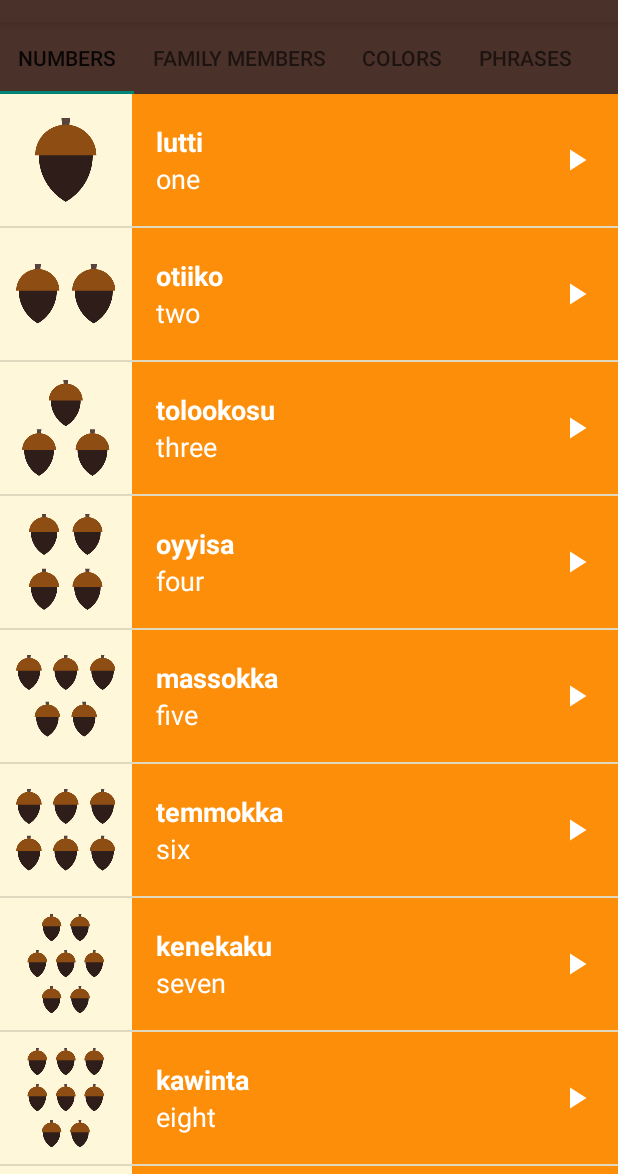
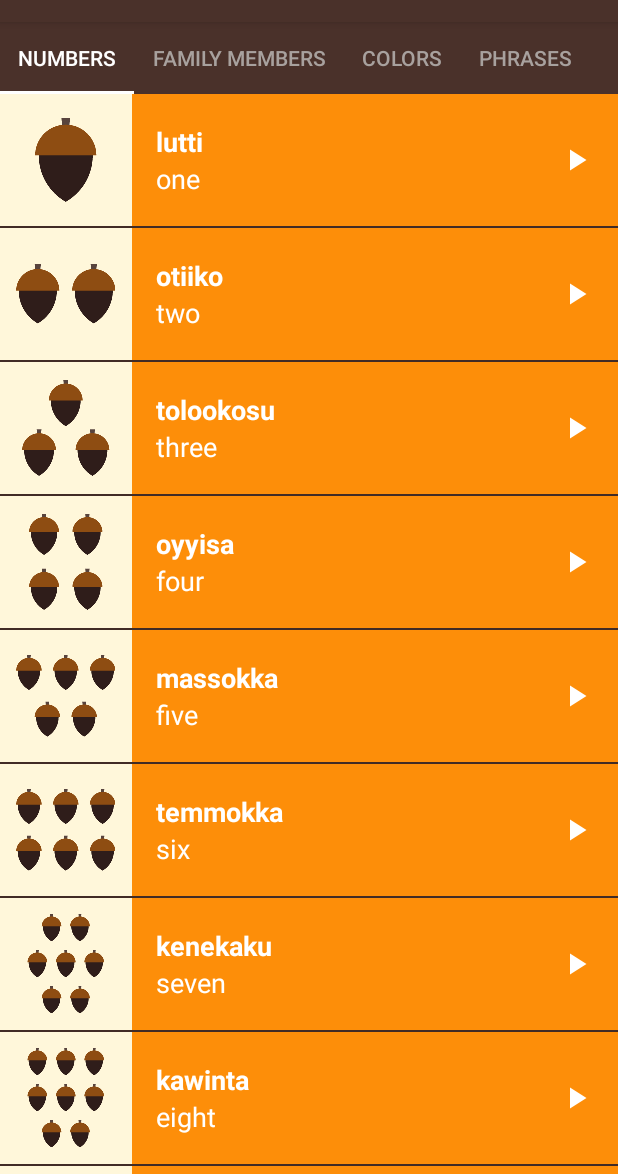
Before and after one commit to 3bdelaziz/Miwok, an Android app: the screen it shows after launch (MainActivity), on a phone screen of 412 x 824 dp, the part 62-1236 px from its top. Run offline under Robolectric (Android 15) with nearby library versions, the phone set to English and light mode, and no system bars.

Commit message:
change my color in TabLayout

```diff
--- a/app/src/main/res/layout/activity_main.xml
+++ b/app/src/main/res/layout/activity_main.xml
@@ -4,15 +4,15 @@
     xmlns:tools="http://schemas.android.com/tools"
     android:layout_width="match_parent"
     android:layout_height="match_parent"
-    android:background="@color/tan_background"
+    android:background="@color/primary_color"
     android:orientation="vertical"
     tools:context="com.example.miwok.MainActivity">
 
     <com.google.android.material.tabs.TabLayout
         android:id="@+id/tab_layout"
+        style="@style/CategoryTab"
         android:layout_width="match_parent"
         android:layout_height="wrap_content"
-        android:background="@color/primary_color"
         app:tabMode="scrollable" />
 
     <androidx.viewpager.widget.ViewPager
--- a/app/src/main/res/values/styles.xml
+++ b/app/src/main/res/values/styles.xml
@@ -16,4 +16,16 @@
         <item name="android:textStyle">bold</item>
         <item name="android:textAppearance">?android:textAppearanceMedium</item>
     </style>
+
+    <!-- Style for a tab that displays a category name -->
+    <style name="CategoryTab" parent="Widget.Design.TabLayout">
+        <item name="tabIndicatorColor">@android:color/white</item>
+        <item name="tabSelectedTextColor">@android:color/white</item>
+        <item name="tabTextAppearance">@style/CategoryTabTextAppearance</item>
+    </style>
+
+    <!-- Text appearance style for a category tab -->
+    <style name="CategoryTabTextAppearance" parent="TextAppearance.Design.Tab">
+        <item name="android:textColor">#A8A19E</item>
+    </style>
 </resources>
```
